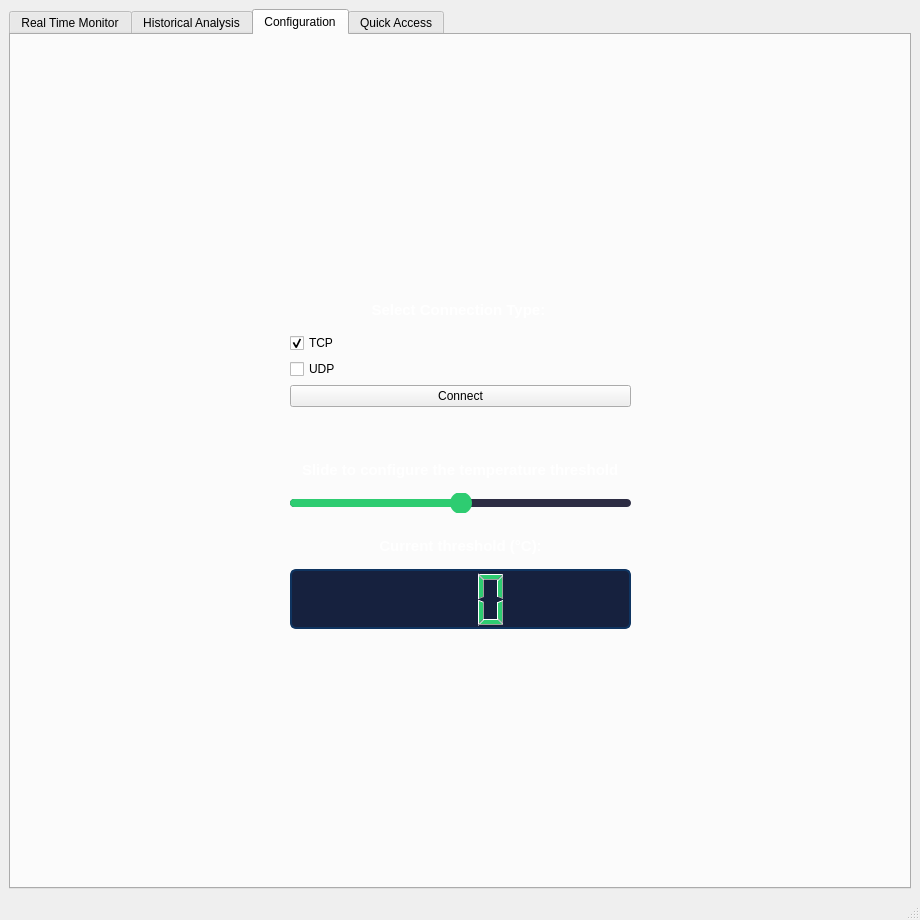
First picture: the form in CommApp/CommAppQT/mainwindow.ui, repository salaheldeenyasser/IoTClientServer_EmbeddedLinuxProject, before the edit.
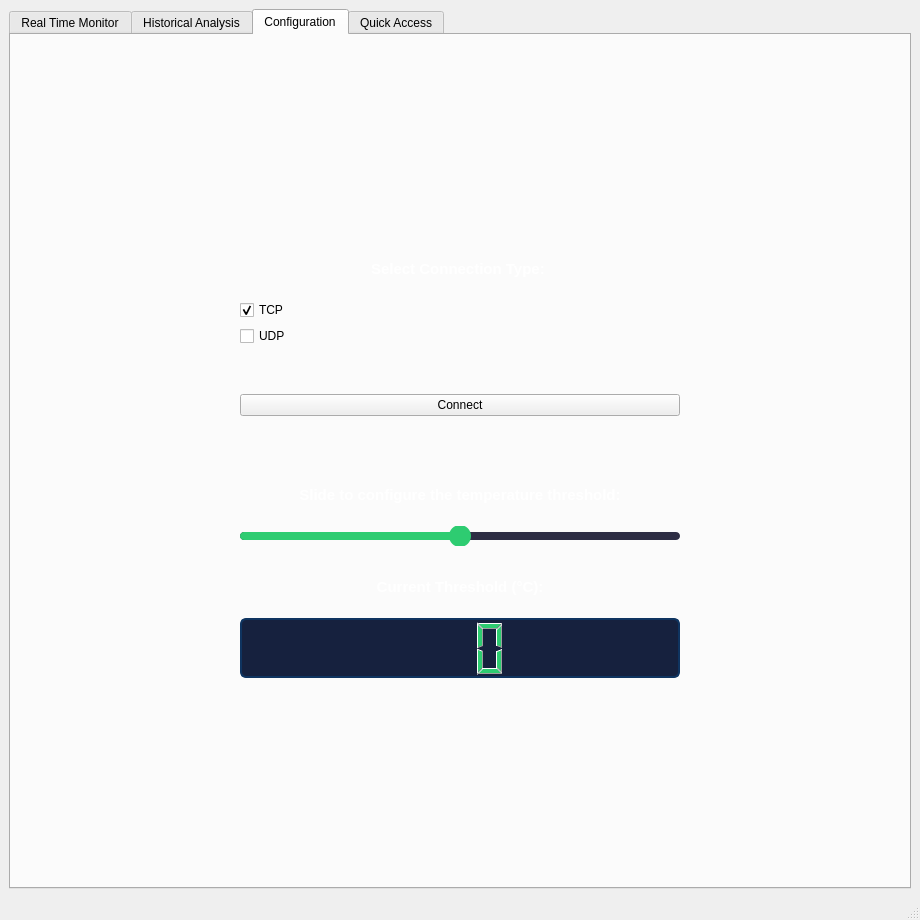
Second picture: the form after the edit. The open tabs and pages were chosen to show the change. Icons and pictures are not drawn.

Diff of the .ui file:
```diff
--- a/CommApp/CommAppQT/mainwindow.ui
+++ b/CommApp/CommAppQT/mainwindow.ui
@@ -30,7 +30,7 @@
     <item>
      <widget class="QTabWidget" name="tabWidget">
       <property name="currentIndex">
-       <number>0</number>
+       <number>2</number>
       </property>
       <widget class="QWidget" name="tab_2">
        <property name="styleSheet">
@@ -115,26 +115,13 @@
             <property name="orientation">
              <enum>Qt::Orientation::Vertical</enum>
             </property>
-            <property name="sizeHint" stdset="0">
-             <size>
-              <width>20</width>
-              <height>200</height>
-             </size>
-            </property>
-           </spacer>
-          </item>
-          <item row="6" column="2">
-           <spacer name="verticalSpacer">
-            <property name="orientation">
-             <enum>Qt::Orientation::Vertical</enum>
-            </property>
             <property name="sizeType">
              <enum>QSizePolicy::Policy::Minimum</enum>
             </property>
             <property name="sizeHint" stdset="0">
              <size>
-              <width>5</width>
-              <height>40</height>
+              <width>20</width>
+              <height>200</height>
              </size>
             </property>
            </spacer>
@@ -157,6 +144,9 @@
             <property name="orientation">
              <enum>Qt::Orientation::Horizontal</enum>
             </property>
+            <property name="sizeType">
+             <enum>QSizePolicy::Policy::Minimum</enum>
+            </property>
             <property name="sizeHint" stdset="0">
              <size>
               <width>220</width>
@@ -171,7 +161,7 @@
              <string notr="true">QLabel { font-size:15px; font-weight:bold; padding:8px; }</string>
             </property>
             <property name="text">
-             <string>Current threshold (°C):</string>
+             <string>Current Threshold (°C):</string>
             </property>
             <property name="alignment">
              <set>Qt::AlignmentFlag::AlignCenter</set>
@@ -184,19 +174,28 @@
              <string notr="true">QLabel { font-size:15px; font-weight:bold; padding:8px; }</string>
             </property>
             <property name="text">
-             <string>Slide to configure the temperature threshold</string>
+             <string>Slide to configure the temperature threshold:</string>
+            </property>
+            <property name="alignment">
+             <set>Qt::AlignmentFlag::AlignCenter</set>
             </property>
            </widget>
           </item>
-          <item row="4" column="2">
-           <widget class="QPushButton" name="connectButton">
-            <property name="text">
-             <string>Connect</string>
+          <item row="11" column="2">
+           <spacer name="verticalSpacer_4">
+            <property name="orientation">
+             <enum>Qt::Orientation::Vertical</enum>
             </property>
-            <property name="checkable">
-             <bool>false</bool>
+            <property name="sizeType">
+             <enum>QSizePolicy::Policy::Minimum</enum>
             </property>
-           </widget>
+            <property name="sizeHint" stdset="0">
+             <size>
+              <width>20</width>
+              <height>10</height>
+             </size>
+            </property>
+           </spacer>
           </item>
           <item row="10" column="2">
            <widget class="QSlider" name="horizontalSlider">
@@ -225,6 +224,9 @@
             <property name="orientation">
              <enum>Qt::Orientation::Horizontal</enum>
             </property>
+            <property name="sizeType">
+             <enum>QSizePolicy::Policy::Minimum</enum>
+            </property>
             <property name="sizeHint" stdset="0">
              <size>
               <width>220</width>
@@ -251,10 +253,13 @@
             <property name="orientation">
              <enum>Qt::Orientation::Vertical</enum>
             </property>
+            <property name="sizeType">
+             <enum>QSizePolicy::Policy::Minimum</enum>
+            </property>
             <property name="sizeHint" stdset="0">
              <size>
               <width>20</width>
-              <height>120</height>
+              <height>200</height>
              </size>
             </property>
            </spacer>
@@ -266,8 +271,8 @@
             </property>
            </widget>
           </item>
-          <item row="11" column="2">
-           <spacer name="verticalSpacer_4">
+          <item row="6" column="2">
+           <spacer name="verticalSpacer">
             <property name="orientation">
              <enum>Qt::Orientation::Vertical</enum>
             </property>
@@ -277,11 +282,21 @@
             <property name="sizeHint" stdset="0">
              <size>
               <width>20</width>
-              <height>10</height>
+              <height>5</height>
              </size>
             </property>
            </spacer>
           </item>
+          <item row="4" column="2" rowspan="2">
+           <widget class="QPushButton" name="connectButton">
+            <property name="text">
+             <string>Connect</string>
+            </property>
+            <property name="checkable">
+             <bool>false</bool>
+            </property>
+           </widget>
+          </item>
          </layout>
         </item>
        </layout>
```
